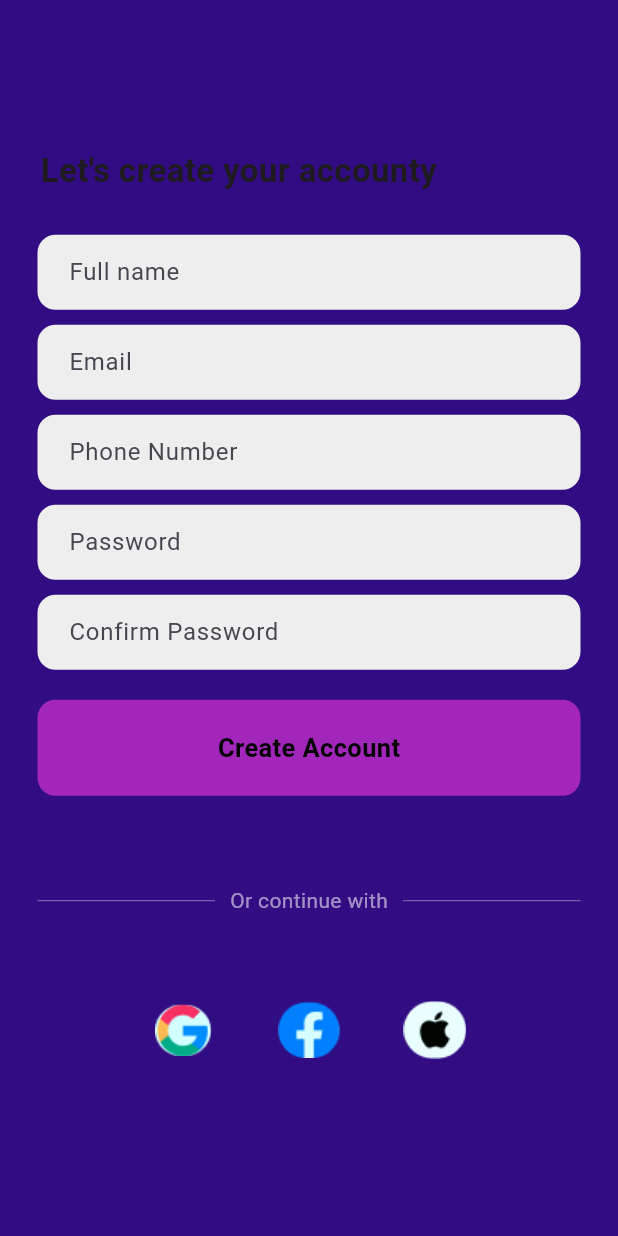
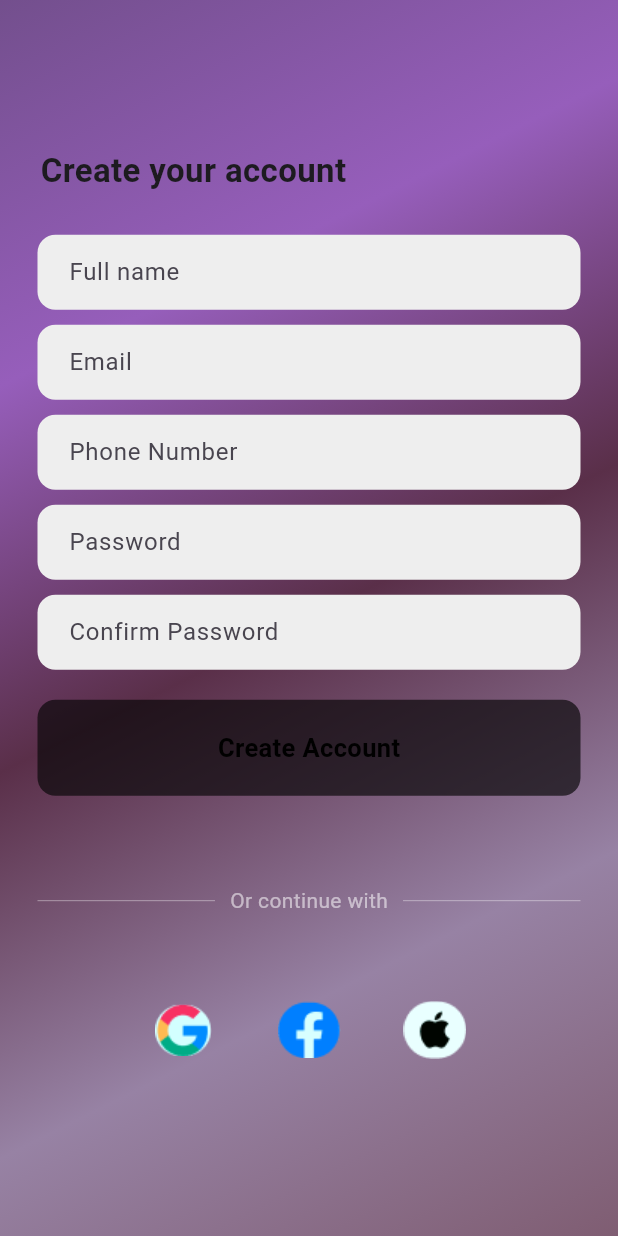
Before and after one commit to mohamadnadman/messag_me, a Flutter app: the screen it shows after launch, after a tap on "Register now", on a phone screen of 412 x 824 dp. Run offline on Flutter 3.47's test engine with Material 3 defaults, Android fonts, the phone set to English and light mode, and no system bars.

Commit message:
login screen

```diff
--- a/lib/src/features/login_screen.dart
+++ b/lib/src/features/login_screen.dart
@@ -7,8 +7,18 @@ class LoginScreen extends StatelessWidget {
 
   @override
   Widget build(BuildContext context) {
-    return Scaffold(
-      backgroundColor: Color.fromARGB(255, 148, 70, 190),
+    return Container(
+      decoration: const  BoxDecoration(
+        gradient: LinearGradient(
+        begin: Alignment.topLeft,
+        end: Alignment.bottomRight,
+        colors: [
+          Color.fromARGB(255, 115, 79, 141),Color.fromARGB(255, 150, 94, 187),Color.fromARGB(255, 90, 47, 73),Color.fromARGB(255, 151, 130, 164),Color(0xff7F5D72),
+        ]
+        )
+      ),
+      child: Scaffold(
+        backgroundColor: Colors.transparent,
         body: SafeArea(
             child: Center(
           child: SingleChildScrollView(
@@ -75,8 +85,8 @@ class LoginScreen extends StatelessWidget {
                       ),
                       borderRadius: BorderRadius.circular(12),
                     ),
-                  child: Padding(
-                    padding: const EdgeInsets.only(left: 20.0),
+                    child: const Padding(
+                      padding: EdgeInsets.only(left: 20.0),
                       child: TextField(
                         obscureText: true,
                         decoration: InputDecoration(
@@ -88,8 +98,8 @@ class LoginScreen extends StatelessWidget {
                   ),
                 ),
                 //password forget
-              Padding(
-                padding: const EdgeInsets.symmetric(horizontal: 25.0),
+                const Padding(
+                  padding: EdgeInsets.symmetric(horizontal: 25.0),
                   child: Row(
                     mainAxisAlignment: MainAxisAlignment.end,
                     children: [
@@ -114,7 +124,7 @@ class LoginScreen extends StatelessWidget {
                     child: Container(
                       padding: EdgeInsets.all(20),
                       decoration: BoxDecoration(
-                      color: Color.fromARGB(172, 80, 14, 155),
+                        color: Color.fromARGB(172, 15, 6, 25),
                         borderRadius: BorderRadius.circular(12),
                       ),
                       child: Center(
@@ -181,7 +191,7 @@ class LoginScreen extends StatelessWidget {
                   ),
                 ),
                 SizedBox(height: 2),
-              //Google , Facebook
+                //Google , Facebook, Apple
                 Padding(
                   padding: const EdgeInsets.all(30.0),
                   child: Row(
@@ -209,6 +219,7 @@ class LoginScreen extends StatelessWidget {
             ),
           ),
         )),
+      ),
     );
   }
 }
--- a/lib/src/features/singup.dart
+++ b/lib/src/features/singup.dart
@@ -5,8 +5,19 @@ class SingupScreen extends StatelessWidget {
   const SingupScreen({super.key});
   @override
   Widget build(BuildContext context) {
-    return Scaffold(
-      backgroundColor: Color.fromARGB(255, 50, 12, 130),
+    return
+      Container(
+      decoration: const  BoxDecoration(
+        gradient: LinearGradient(
+        begin: Alignment.topLeft,
+        end: Alignment.bottomRight,
+        colors: [
+          Color.fromARGB(255, 115, 79, 141),Color.fromARGB(255, 150, 94, 187),Color.fromARGB(255, 90, 47, 73),Color.fromARGB(255, 151, 130, 164),Color(0xff7F5D72),
+        ]
+        )
+      ),
+      child: Scaffold(
+        backgroundColor: Colors.transparent,
         body: SafeArea(
           top: true,
           child: Center(
@@ -21,7 +32,7 @@ class SingupScreen extends StatelessWidget {
                       mainAxisAlignment: MainAxisAlignment.start,
                       children: [
                         Text(
-                        'Let\'s create your accounty',
+                          'Create your account',
                           style:TextStyle(fontSize: 22,fontWeight: FontWeight.bold,),
                         ),
                       ],
@@ -151,7 +162,7 @@ class SingupScreen extends StatelessWidget {
                       child: Container(
                         padding: EdgeInsets.all(20),
                         decoration: BoxDecoration(
-                        color: Color.fromARGB(172, 218, 50, 215),
+                          color: Color.fromARGB(172, 7, 6, 7),
                           borderRadius: BorderRadius.circular(12),
                         ),
                         child: Center(
@@ -225,6 +236,7 @@ class SingupScreen extends StatelessWidget {
             ),
           ),
         ),
+      ),
     );
   }
 }
```
Lines whose indentation alone changed are shown as unchanged.
